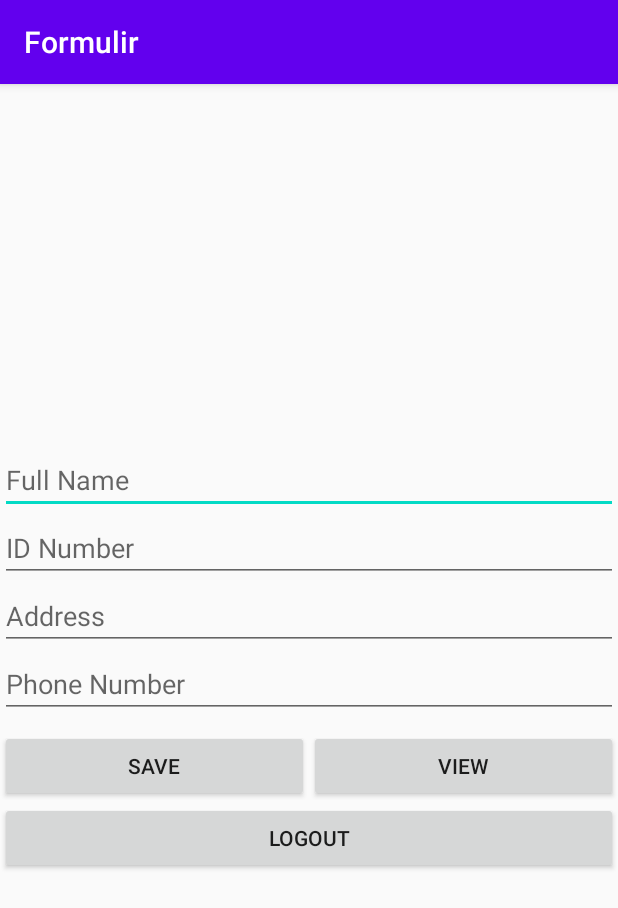
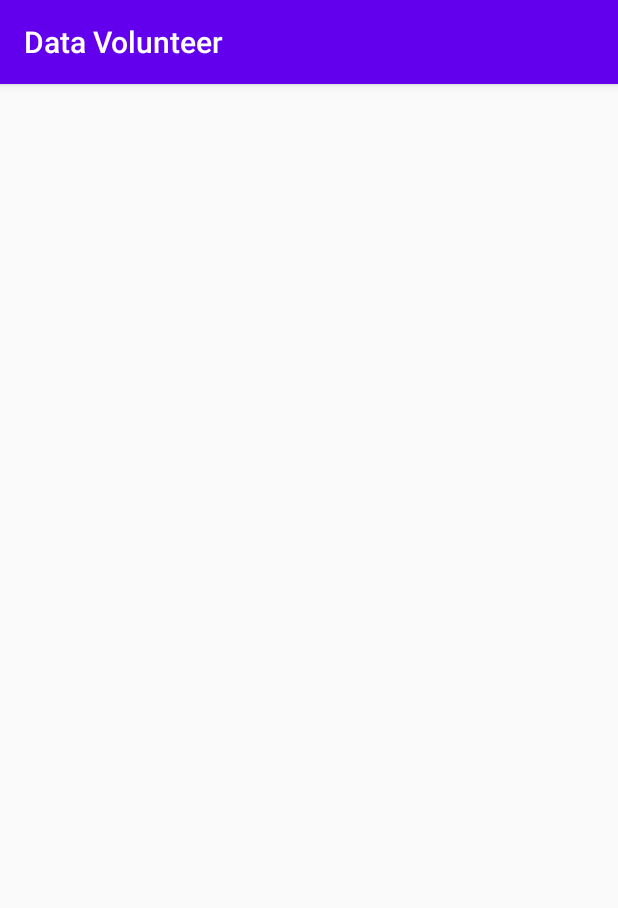
Before and after one commit to agus130899/formulir, an Android app: the screen it shows after launch once a user with an empty profile is signed in (MainActivity before the commit, MyListData after it), after a tap on "VIEW", on a phone screen of 412 x 824 dp. Shown: the top 908 px of the screen. Run offline under Robolectric (Android 15) with nearby library versions, the phone set to English and light mode, and no system bars; our stand-ins replace Firebase (no records; nobody signed in at launch, a user with empty details on screens opened directly); libraries missing offline, so code that uses them is left out: com.firebase.ui.

```diff
--- a/app/build.gradle
+++ b/app/build.gradle
@@ -39,5 +39,6 @@ dependencies {
     androidTestImplementation 'androidx.test.espresso:espresso-core:3.3.0'
 
     implementation 'com.firebaseui:firebase-ui-auth:6.2.0'
+    implementation 'com.google.android.material:material:1.2.0'
 
 }
--- a/app/src/main/AndroidManifest.xml
+++ b/app/src/main/AndroidManifest.xml
@@ -9,7 +9,8 @@
         android:roundIcon="@mipmap/ic_launcher_round"
         android:supportsRtl="true"
         android:theme="@style/AppTheme">
-        <activity android:name=".MainActivity"></activity>
+        <activity android:name=".MyListData"></activity>
+        <activity android:name=".MainActivity" />
         <activity android:name=".login">
             <intent-filter>
                 <action android:name="android.intent.action.MAIN" />
--- a/app/src/main/java/com/example/formulir/MainActivity.kt
+++ b/app/src/main/java/com/example/formulir/MainActivity.kt
@@ -77,10 +77,10 @@ class MainActivity : AppCompatActivity(), View.OnClickListener {
                             startActivity(intent)
                             finish()
                         }
-
                     })
             }
             R.id.viewdata -> {
+                startActivity(Intent(this@MainActivity, MyListData::class.java))
 
             }
         }
--- /dev/null
+++ b/app/src/main/java/com/example/formulir/MyListData.kt
@@ -0,0 +1,87 @@
+package com.example.formulir
+
+import androidx.appcompat.app.AppCompatActivity
+import android.os.Bundle
+import android.util.Log
+import android.widget.Toast
+import androidx.recyclerview.widget.DividerItemDecoration
+import androidx.recyclerview.widget.LinearLayoutManager
+import androidx.recyclerview.widget.RecyclerView
+import com.google.firebase.auth.FirebaseAuth
+import com.google.firebase.database.DataSnapshot
+import com.google.firebase.database.DatabaseError
+import com.google.firebase.database.FirebaseDatabase
+import com.google.firebase.database.ValueEventListener
+
+class MyListData : AppCompatActivity() {
+
+    private var recyclerView: RecyclerView? = null
+    private var adapter: RecyclerView.Adapter<*>? = null
+    private var layoutManager: RecyclerView.LayoutManager? = null
+
+    val database = FirebaseDatabase.getInstance()
+    private var dataVolunteer = ArrayList<DataVolunteer>()
+    private var auth: FirebaseAuth? = null
+
+    override fun onCreate(savedInstanceState: Bundle?) {
+        super.onCreate(savedInstanceState)
+        setContentView(R.layout.activity_my_list_data)
+        recyclerView = findViewById(R.id.datalist)
+        supportActionBar!!.title = "Data Volunteer"
+        auth = FirebaseAuth.getInstance()
+        MyRecyclerView()
+        GetData()
+    }
+
+    private fun GetData() {
+        Toast.makeText(applicationContext, "Waiting...",
+            Toast.LENGTH_LONG).show()
+        val getUserID: String = auth?.getCurrentUser()?.getUid().toString()
+        val getReference = database.getReference()
+        getReference.child("Admin").child(getUserID).child("Volunteer")
+            .addValueEventListener(object : ValueEventListener {
+                override fun onDataChange(dataSnapshot: DataSnapshot) {
+                    if (dataSnapshot.exists()) {
+
+                        for (snapshot in dataSnapshot.children) {
+//Mapping data pada DataSnapshot ke dalam objek mahasiswa
+                            val volunteer =
+                                snapshot.getValue(DataVolunteer::class.java)
+//Mengambil Primary Key, digunakan untuk proses Update/Delete
+                            volunteer?.key = snapshot.key
+                            dataVolunteer.add(volunteer!!)
+                        }
+//Inisialisasi Adapter dan data Mahasiswa dalam bentuk Array
+                        adapter = RecyclerViewAdapter(dataVolunteer, this@MyListData)
+//Memasang Adapter pada RecyclerView
+                        recyclerView?.adapter = adapter
+
+                        (adapter as RecyclerViewAdapter).notifyDataSetChanged()
+                        Toast.makeText(applicationContext,"Data Berhasil Dimuat",
+                            Toast.LENGTH_LONG).show()
+                    }
+                }
+                override fun onCancelled(databaseError: DatabaseError) {
+// Kode ini akan dijalankan ketika ada error, simpan ke LogCat
+                    Toast.makeText(applicationContext, "Data Gagal Dimuat",
+
+                        Toast.LENGTH_LONG).show()
+                    Log.e("MyListActivity", databaseError.details + " " +
+                            databaseError.message)
+                }
+            })
+    }
+    //Methode yang berisi kumpulan baris kode untuk mengatur RecyclerView
+    private fun MyRecyclerView() {
+//Menggunakan Layout Manager, Dan Membuat List Secara Vertical
+        layoutManager = LinearLayoutManager(this)
+        recyclerView?.layoutManager = layoutManager
+        recyclerView?.setHasFixedSize(true)
+//Membuat Underline pada Setiap Item Didalam List
+        val itemDecoration = DividerItemDecoration(
+            applicationContext,
+            DividerItemDecoration.VERTICAL
+        )
+        recyclerView?.addItemDecoration(itemDecoration)
+    }
+}
--- /dev/null
+++ b/app/src/main/res/layout/activity_my_list_data.xml
@@ -0,0 +1,16 @@
+<?xml version="1.0" encoding="utf-8"?>
+<RelativeLayout xmlns:android="http://schemas.android.com/apk/res/android"
+    xmlns:app="http://schemas.android.com/apk/res-auto"
+    xmlns:tools="http://schemas.android.com/tools"
+    android:layout_width="match_parent"
+    android:layout_height="match_parent"
+    android:layout_margin="8dp"
+    tools:context=".MyListData">
+
+    <androidx.recyclerview.widget.RecyclerView
+        android:id="@+id/datalist"
+        android:layout_width="match_parent"
+        android:layout_height="match_parent"
+        android:scrollbars="vertical" />
+
+</RelativeLayout>
```
Also changed, not shown: app/src/main/java/com/example/formulir/RecyclerViewAdapter.kt (added, +71 -0 lines), app/src/main/res/layout/view_design.xml (added, +54 -0 lines), app/src/main/res/drawable/person.jpg (added), app/src/main/res/person.jpg (added).
